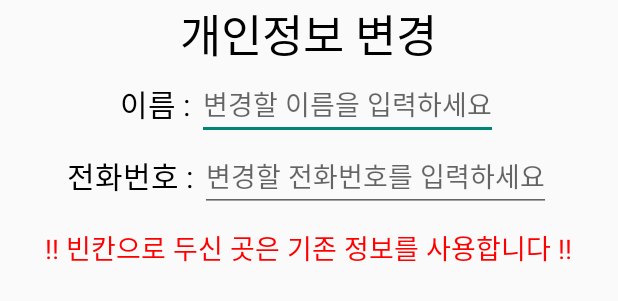
After one commit to eaststarmmt/easy-connect, an Android app: the layout update_information_dialog.xml on its own in the app's theme, with its tools: preview values and no code run, on a phone screen of 412 x 824 dp. The commit adds this screen. Shown: the top 301 px of the screen. Run offline under Robolectric (Android 15) with nearby library versions, the phone set to English and light mode, and no system bars.

Commit message:
Modify toast message / implement information change in mypage

```diff
--- a/app/src/main/java/kr/ac/cau/easyconnect/Page_find_information.kt
+++ b/app/src/main/java/kr/ac/cau/easyconnect/Page_find_information.kt
@@ -124,7 +124,7 @@ class Page_find_information : AppCompatActivity() {
                             firebaseAuth.sendPasswordResetEmail(emailAddress)
                                 .addOnCompleteListener { task ->
                                     if (task.isSuccessful) {
-                                        Toast.makeText(this, "비밀번호 재설정!!", Toast.LENGTH_SHORT).show()
+                                        Toast.makeText(this, "비밀번호 재설정 메일 전송", Toast.LENGTH_SHORT).show()
                                     }
                                 }
                         } else {
--- a/app/src/main/java/kr/ac/cau/easyconnect/Page_login.kt
+++ b/app/src/main/java/kr/ac/cau/easyconnect/Page_login.kt
@@ -67,7 +67,7 @@ class Page_login : AppCompatActivity() {
                     if (it.isSuccessful) {
                         // 로그인 정보가 맞을 때 동작
                         //val user = firebaseAuth?.currentUser
-                        Toast.makeText(this, "SignInWithEmail success.", Toast.LENGTH_SHORT).show()
+                        Toast.makeText(this, "로그인에 성공하였습니다", Toast.LENGTH_SHORT).show()
 
                         val saved_id = id
                         val editor = sharedPreference.edit()
--- a/app/src/main/res/layout/activity_page_signup.xml
+++ b/app/src/main/res/layout/activity_page_signup.xml
@@ -35,7 +35,6 @@
                 android:layout_gravity="center"
                 android:layout_marginTop="60dp"
                 android:id="@+id/edit_name"
-                android:maxLength="11"
                 android:hint="이름을 입력하세요."
                 android:textAlignment="center"></EditText>
 
@@ -47,6 +46,7 @@
                 android:id="@+id/edit_phoneNumber"
                 android:inputType="numberDecimal"
                 android:maxLength="11"
+                android:digits="0123456789"
                 android:hint="휴대폰 번호를 입력하세요.('-' 제외)"
                 android:textAlignment="center"></EditText>
 
--- /dev/null
+++ b/app/src/main/res/layout/update_information_dialog.xml
@@ -0,0 +1,77 @@
+<?xml version="1.0" encoding="utf-8"?>
+<LinearLayout
+    xmlns:android="http://schemas.android.com/apk/res/android"
+    android:layout_width="match_parent"
+    android:layout_height="match_parent"
+    android:orientation="vertical">
+
+    <LinearLayout
+        android:layout_width="match_parent"
+        android:layout_height="wrap_content"
+        android:orientation="vertical">
+
+        <TextView
+            android:layout_width="wrap_content"
+            android:layout_height="wrap_content"
+            android:layout_gravity="center_horizontal"
+            android:textSize="30dp"
+            android:textColor="#000000"
+            android:text="개인정보 변경"/>
+        <LinearLayout
+            android:layout_width="match_parent"
+            android:layout_height="wrap_content"
+            android:gravity="center"
+            android:orientation="horizontal">
+            <TextView
+                android:layout_width="wrap_content"
+                android:layout_height="match_parent"
+                android:textSize="20dp"
+                android:textColor="#000000"
+                android:gravity="center"
+                android:text="이름 : "/>
+
+            <EditText
+                android:id="@+id/edit_change_name"
+                android:layout_width="wrap_content"
+                android:layout_height="wrap_content"
+                android:layout_gravity="center_horizontal"
+                android:gravity="center"
+                android:textAlignment="center"
+                android:hint="변경할 이름을 입력하세요"/>
+
+        </LinearLayout>
+        <LinearLayout
+            android:layout_width="match_parent"
+            android:layout_height="wrap_content"
+            android:gravity="center"
+            android:orientation="horizontal">
+            <TextView
+                android:layout_width="wrap_content"
+                android:layout_height="match_parent"
+                android:textSize="20dp"
+                android:textColor="#000000"
+                android:gravity="center"
+                android:text="전화번호 : "/>
+
+            <EditText
+                android:id="@+id/edit_change_phoneNumber"
+                android:layout_width="wrap_content"
+                android:layout_height="wrap_content"
+                android:layout_gravity="center_horizontal"
+                android:gravity="center"
+                android:textAlignment="center"
+                android:maxLength="11"
+                android:inputType="numberDecimal"
+                android:digits="0123456789"
+                android:hint="변경할 전화번호를 입력하세요"/>
+        </LinearLayout>
+        <TextView
+            android:layout_width="wrap_content"
+            android:layout_height="wrap_content"
+            android:layout_gravity="center_horizontal"
+            android:layout_marginTop="10dp"
+            android:textSize="18dp"
+            android:textColor="#FF0000"
+            android:text="!! 빈칸으로 두신 곳은 기존 정보를 사용합니다 !!"/>
+    </LinearLayout>
+</LinearLayout>
```
Also changed, not shown: app/src/main/java/kr/ac/cau/easyconnect/Page_mypage.kt (+68 -0 lines), app/src/main/java/kr/ac/cau/easyconnect/Page_signup.kt (+2 -17 lines), app/src/main/res/layout/activity_page_mypage.xml (+13 -4 lines), app/src/main/res/layout/change_img_dialog.xml (deleted, +0 -26 lines).
